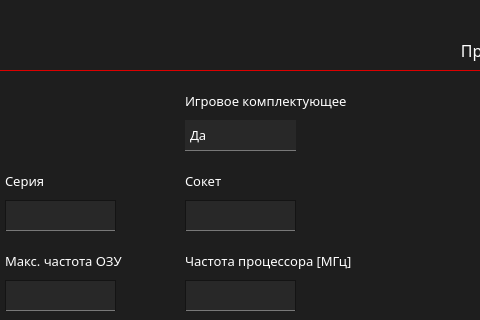
This is ui/add/addChProcWidg.ui in marginalprog/git_pcconf as Qt 5 draws it before an edit; both pictures show x 315 to 795 and y 0 to 320 of the 880 by 603 pixel window. The edited form follows.
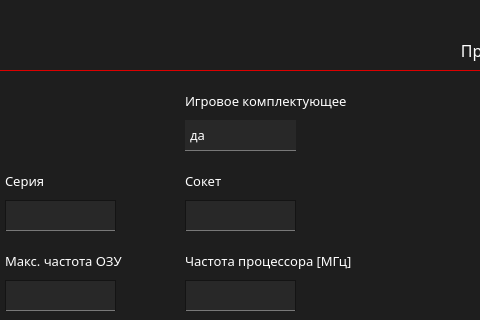
This is the edited form. Icons and pictures are not drawn.

Diff of the .ui file:
```diff
--- a/ui/add/addChProcWidg.ui
+++ b/ui/add/addChProcWidg.ui
@@ -1319,7 +1319,7 @@
    </property>
    <item>
     <property name="text">
-     <string>Да</string>
+     <string>да</string>
     </property>
    </item>
    <item>
```
Left out of the diff: 2 changed lines with no effect on the pictures.
